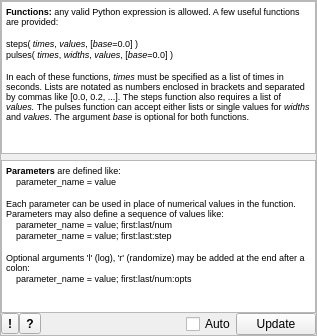
This is lib/util/generator/GeneratorTemplate.ui in acq4/acq4 as Qt 5 draws it before an edit. The edited form follows.
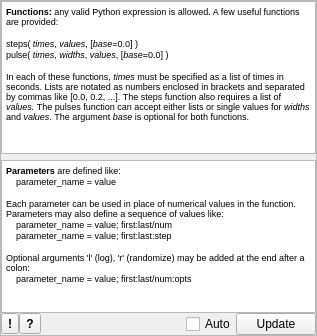
This is the edited form. The open tabs and pages were chosen to show the change.

Patch:
```diff
--- a/lib/util/generator/GeneratorTemplate.ui
+++ b/lib/util/generator/GeneratorTemplate.ui
@@ -87,7 +87,7 @@
 &lt;p style=&quot; margin-top:0px; margin-bottom:0px; margin-left:0px; margin-right:0px; -qt-block-indent:0; text-indent:0px;&quot;&gt;&lt;span style=&quot; font-weight:600;&quot;&gt;Functions:&lt;/span&gt; any valid Python expression is allowed. A few useful functions are provided:&lt;/p&gt;
 &lt;p style=&quot;-qt-paragraph-type:empty; margin-top:0px; margin-bottom:0px; margin-left:0px; margin-right:0px; -qt-block-indent:0; text-indent:0px;&quot;&gt;&lt;/p&gt;
 &lt;p style=&quot; margin-top:0px; margin-bottom:0px; margin-left:0px; margin-right:0px; -qt-block-indent:0; text-indent:0px;&quot;&gt;steps( &lt;span style=&quot; font-style:italic;&quot;&gt;times&lt;/span&gt;, &lt;span style=&quot; font-style:italic;&quot;&gt;values&lt;/span&gt;, [&lt;span style=&quot; font-style:italic;&quot;&gt;base&lt;/span&gt;=0.0] )&lt;/p&gt;
-&lt;p style=&quot; margin-top:0px; margin-bottom:0px; margin-left:0px; margin-right:0px; -qt-block-indent:0; text-indent:0px;&quot;&gt;pulses( &lt;span style=&quot; font-style:italic;&quot;&gt;times&lt;/span&gt;, &lt;span style=&quot; font-style:italic;&quot;&gt;widths&lt;/span&gt;, &lt;span style=&quot; font-style:italic;&quot;&gt;values&lt;/span&gt;, [&lt;span style=&quot; font-style:italic;&quot;&gt;base&lt;/span&gt;=0.0] )&lt;/p&gt;
+&lt;p style=&quot; margin-top:0px; margin-bottom:0px; margin-left:0px; margin-right:0px; -qt-block-indent:0; text-indent:0px;&quot;&gt;pulse( &lt;span style=&quot; font-style:italic;&quot;&gt;times&lt;/span&gt;, &lt;span style=&quot; font-style:italic;&quot;&gt;widths&lt;/span&gt;, &lt;span style=&quot; font-style:italic;&quot;&gt;values&lt;/span&gt;, [&lt;span style=&quot; font-style:italic;&quot;&gt;base&lt;/span&gt;=0.0] )&lt;/p&gt;
 &lt;p style=&quot;-qt-paragraph-type:empty; margin-top:0px; margin-bottom:0px; margin-left:0px; margin-right:0px; -qt-block-indent:0; text-indent:0px;&quot;&gt;&lt;/p&gt;
 &lt;p style=&quot; margin-top:0px; margin-bottom:0px; margin-left:0px; margin-right:0px; -qt-block-indent:0; text-indent:0px;&quot;&gt;In each of these functions, &lt;span style=&quot; font-style:italic;&quot;&gt;times&lt;/span&gt; must be specified as a list of times in seconds. Lists are notated as numbers enclosed in brackets and separated by commas like [0.0, 0.2, ...]. The steps function also requires a list of &lt;span style=&quot; font-style:italic;&quot;&gt;values.&lt;/span&gt; The pulses function can accept either lists or single values for &lt;span style=&quot; font-style:italic;&quot;&gt;widths&lt;/span&gt; and &lt;span style=&quot; font-style:italic;&quot;&gt;values&lt;/span&gt;. The argument &lt;span style=&quot; font-style:italic;&quot;&gt;base&lt;/span&gt; is optional for both functions.&lt;/p&gt;&lt;/body&gt;&lt;/html&gt;</string>
             </property>
```
